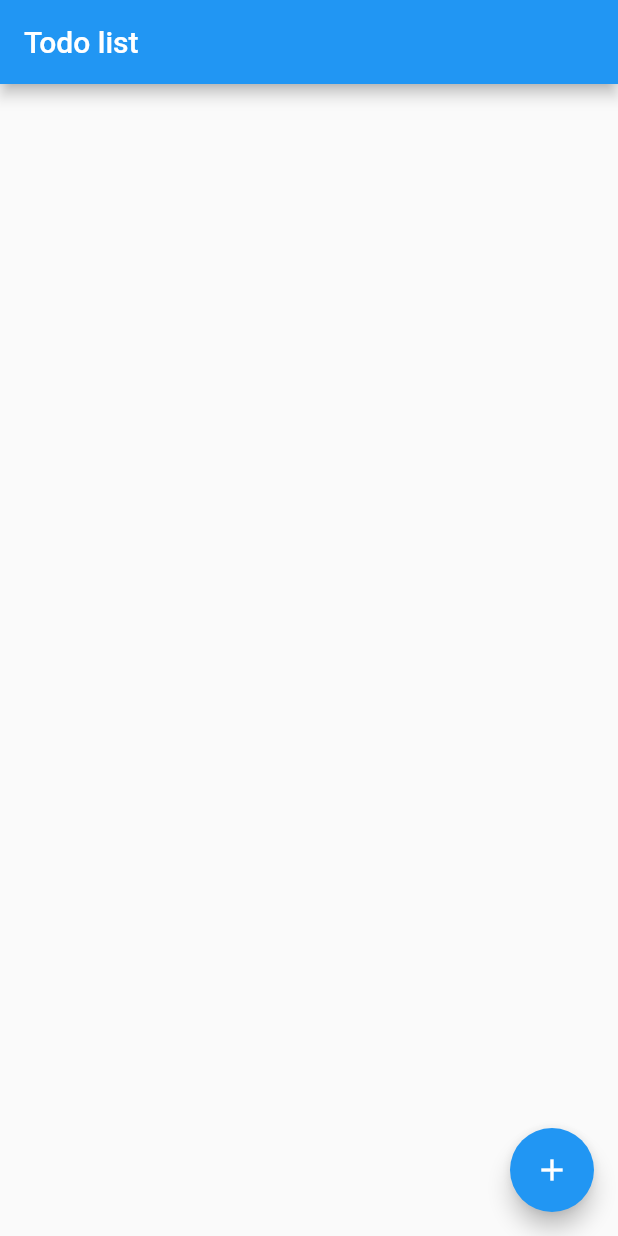
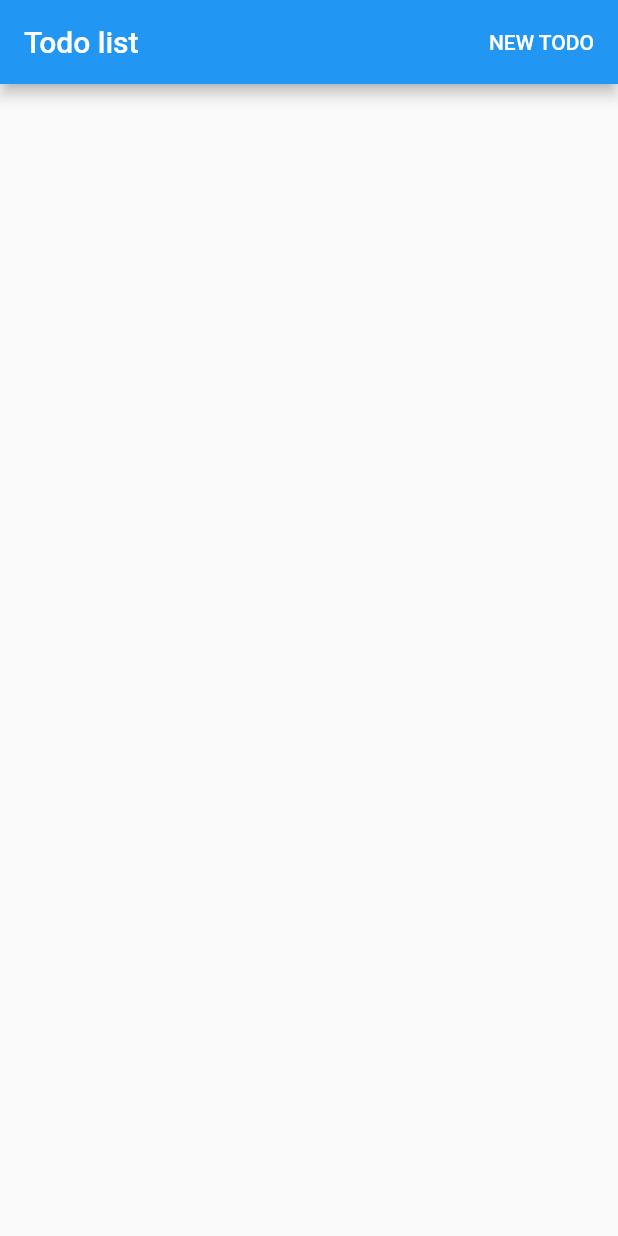
Before and after one commit to lfdel/flutter_get_example, a Flutter app: the HomeScreen screen opened directly, on a phone screen of 412 x 824 dp. Run offline on Flutter 3.47's test engine with Material 2 defaults, Android fonts, the light colour scheme and no system bars; our stand-ins replace get, get_storage; accounts and stored records are empty.

Commit message:
Actualizando diseño y usabilidad

```diff
--- a/lib/main.dart
+++ b/lib/main.dart
@@ -1,13 +1,19 @@
 import 'package:flutter/material.dart';
 import 'package:flutter_get_example/screens/home_screen.dart';
 import 'package:flutter_get_example/screens/todo_screen.dart';
+import 'package:get/get.dart';
 import 'package:get/get_navigation/get_navigation.dart';
 import 'package:get_storage/get_storage.dart';
 
 void main() async {
   await GetStorage.init();
   runApp(GetMaterialApp(
+    enableLog: true,
     debugShowCheckedModeBanner: false,
+    defaultTransition: Transition.fade,
+    opaqueRoute: Get.isOpaqueRouteDefault,
+    popGesture: Get.isPopGestureEnable,
+    transitionDuration: Get.defaultTransitionDuration,
     title: "Todos lfdel24@gmail.com",
     home: HomeScreen(),
   ));
--- a/lib/screens/home_screen.dart
+++ b/lib/screens/home_screen.dart
@@ -12,6 +12,14 @@ class HomeScreen extends StatelessWidget {
     return Scaffold(
       appBar: AppBar(
         title: Text("Todo list"),
+        actions: [
+          FlatButton(
+            onPressed: () {
+              Get.to(TodoScreen());
+            },
+            child: Text('NEW TODO', style: TextStyle(color: Colors.white)),
+          )
+        ],
       ),
       body: Container(
         child: Obx(() => ListView.separated(
@@ -68,12 +76,6 @@ class HomeScreen extends StatelessWidget {
             separatorBuilder: (_, __) => Divider(),
             itemCount: todoController.todos.length)),
       ),
-      floatingActionButton: FloatingActionButton(
-        onPressed: () {
-          Get.to(TodoScreen());
-        },
-        child: Icon(Icons.add),
-      ),
     );
   }
 }
```
Also changed, not shown: lib/screens/todo_screen.dart (+4 -6 lines).
